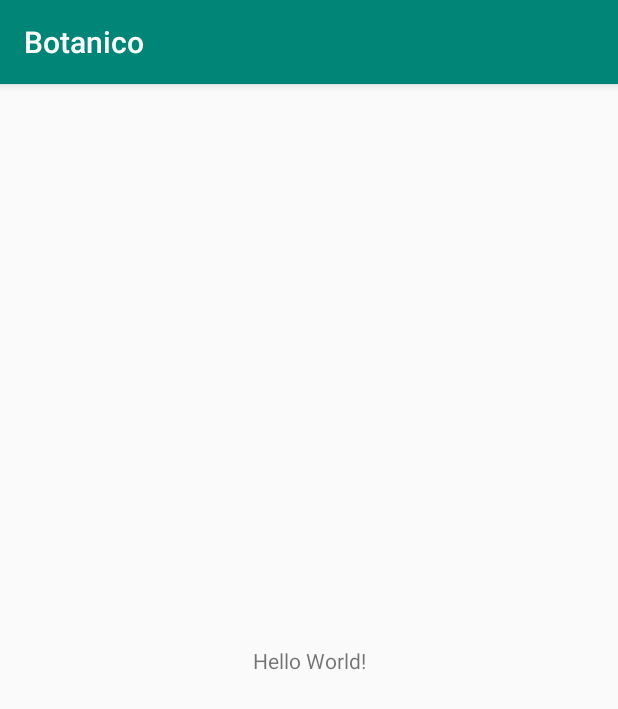
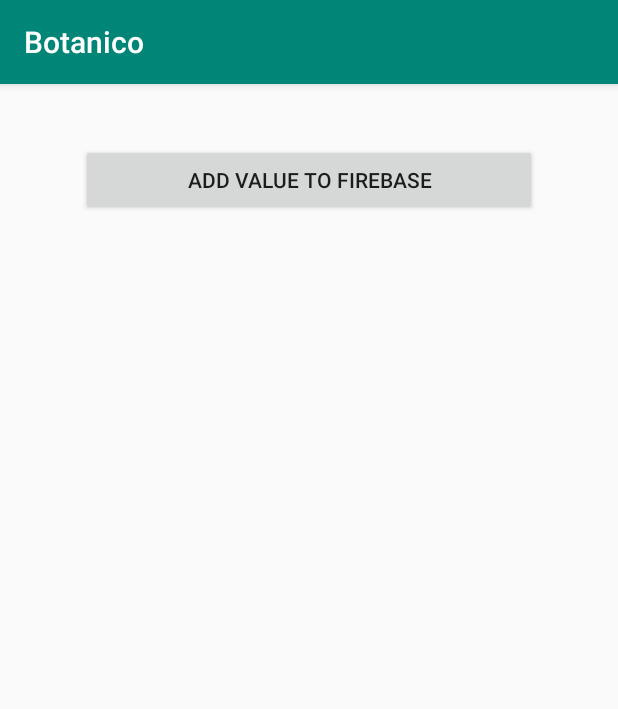
Before and after one commit to nperic1/Botanico, an Android app: the screen it shows after launch (MainActivity), on a phone screen of 412 x 824 dp. Shown: the top 709 px of the screen. Run offline under Robolectric (Android 15) with nearby library versions, the phone set to English and light mode, and no system bars; our stand-ins replace Firebase (no records; nobody signed in at launch, a user with empty details on screens opened directly).

Commit message:
Inicijalizaraj Firebase i napravi testne funkcije
Inicijaliziran je Firebase i testirani su načini dohvačanja i slanja podataka u Firebase Realtime DB

```diff
--- a/app/build.gradle
+++ b/app/build.gradle
@@ -25,4 +25,9 @@ dependencies {
     testImplementation 'junit:junit:4.12'
     androidTestImplementation 'com.android.support.test:runner:1.0.2'
     androidTestImplementation 'com.android.support.test.espresso:espresso-core:3.0.2'
+    implementation 'com.google.firebase:firebase-database:16.0.3'
+    implementation 'com.google.firebase:firebase-core:16.0.4'
+
 }
+
+apply plugin: 'com.google.gms.google-services'
--- a/app/src/main/AndroidManifest.xml
+++ b/app/src/main/AndroidManifest.xml
@@ -1,7 +1,7 @@
 <?xml version="1.0" encoding="utf-8"?>
 <manifest xmlns:android="http://schemas.android.com/apk/res/android"
     package="hr.foi.air1817.botanico">
-
+    <uses-permission android:name="android.permission.INTERNET"></uses-permission>
     <application
         android:allowBackup="true"
         android:icon="@mipmap/ic_launcher"
--- a/app/src/main/java/hr/foi/air1817/botanico/MainActivity.java
+++ b/app/src/main/java/hr/foi/air1817/botanico/MainActivity.java
@@ -1,13 +1,57 @@
 package hr.foi.air1817.botanico;
 
+import android.support.annotation.NonNull;
 import android.support.v7.app.AppCompatActivity;
 import android.os.Bundle;
+import android.view.View;
+import android.widget.Button;
+import android.widget.TextView;
+
+import com.google.firebase.database.DataSnapshot;
+import com.google.firebase.database.DatabaseError;
+import com.google.firebase.database.DatabaseReference;
+import com.google.firebase.database.FirebaseDatabase;
+import com.google.firebase.database.ValueEventListener;
+
+import java.util.HashMap;
+import java.util.Map;
+
 
 public class MainActivity extends AppCompatActivity {
 
+    private Button btnAddValue;
+    private TextView textView;
+
+    private int testInt = 0;
+
+    FirebaseDatabase database = FirebaseDatabase.getInstance();
+    DatabaseReference myRef = database.getReference("message");
     @Override
     protected void onCreate(Bundle savedInstanceState) {
         super.onCreate(savedInstanceState);
         setContentView(R.layout.activity_main);
+        textView = (TextView)findViewById(R.id.valueView);
+        btnAddValue = (Button) findViewById(R.id.addValue);
+        btnAddValue.setOnClickListener(new View.OnClickListener() {
+            @Override
+            public void onClick(View v) {
+                // Write a message to the database
+                myRef.setValue(++testInt);
+    }
+});
+
+        myRef.addValueEventListener(new ValueEventListener() {
+
+        @Override
+        public void onDataChange(@NonNull DataSnapshot dataSnapshot) {
+            String value = dataSnapshot.child("message").getValue(String.class);
+            textView.setText(value);
+        }
+
+        @Override
+        public void onCancelled(@NonNull DatabaseError databaseError) {
+
+        }
+    });
     }
 }
--- a/app/src/main/res/layout/activity_main.xml
+++ b/app/src/main/res/layout/activity_main.xml
@@ -7,12 +7,25 @@
     tools:context=".MainActivity">
 
     <TextView
-        android:layout_width="wrap_content"
-        android:layout_height="wrap_content"
-        android:text="Hello World!"
+        android:id="@+id/valueView"
+        android:layout_width="141dp"
+        android:layout_height="66dp"
+        android:text="Value"
         app:layout_constraintBottom_toBottomOf="parent"
         app:layout_constraintLeft_toLeftOf="parent"
         app:layout_constraintRight_toRightOf="parent"
         app:layout_constraintTop_toTopOf="parent" />
 
+    <Button
+        android:id="@+id/addValue"
+        android:layout_width="304dp"
+        android:layout_height="wrap_content"
+        android:layout_marginStart="8dp"
+        android:layout_marginTop="40dp"
+        android:layout_marginEnd="8dp"
+        android:text="Add value to Firebase"
+        app:layout_constraintEnd_toEndOf="parent"
+        app:layout_constraintStart_toStartOf="parent"
+        app:layout_constraintTop_toTopOf="parent" />
+
 </android.support.constraint.ConstraintLayout>
--- a/build.gradle
+++ b/build.gradle
@@ -8,7 +8,7 @@ buildscript {
     }
     dependencies {
         classpath 'com.android.tools.build:gradle:3.2.0'
-
+        classpath 'com.google.gms:google-services:4.1.0'
 
         // NOTE: Do not place your application dependencies here; they belong
         // in the individual module build.gradle files
```
Also changed, not shown: 1 other file.
